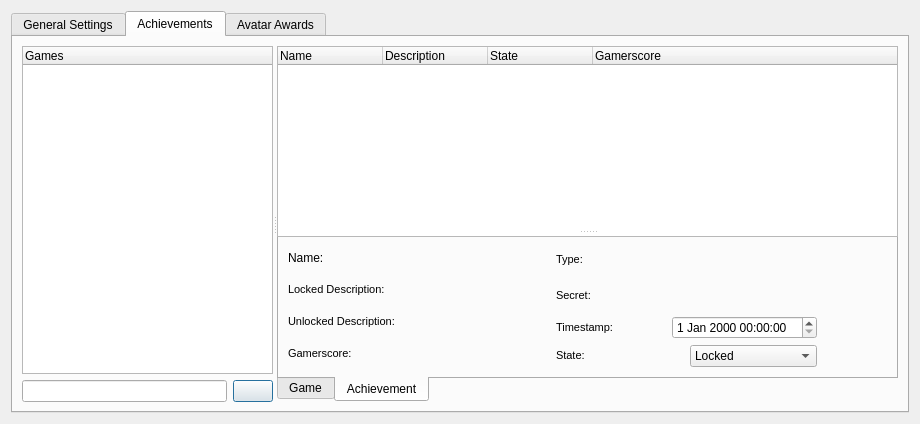
Old version of the form Velocity/profileeditor.ui in the repository hetelek/Velocity.
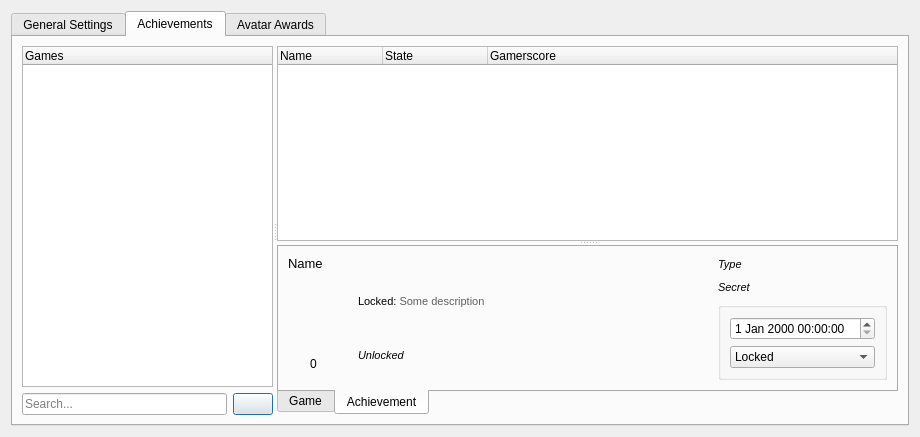
New version of the form. The open tabs and pages were chosen to show the change. Icons and pictures are not drawn.

Diff of the .ui file:
```diff
--- a/Velocity/profileeditor.ui
+++ b/Velocity/profileeditor.ui
@@ -7,7 +7,7 @@
     <x>0</x>
     <y>0</y>
     <width>920</width>
-    <height>424</height>
+    <height>437</height>
    </rect>
   </property>
   <property name="minimumSize">
@@ -24,7 +24,7 @@
     <normaloff>:/Images/Leaner24.png</normaloff>:/Images/Leaner24.png</iconset>
   </property>
   <layout class="QGridLayout" name="gridLayout_9">
-   <item row="0" column="0">
+   <item row="1" column="0">
     <widget class="QTabWidget" name="tabWidget">
      <property name="minimumSize">
       <size>
@@ -698,7 +698,11 @@
            <item>
             <layout class="QHBoxLayout" name="horizontalLayout" stretch="90,0">
              <item>
-              <widget class="QLineEdit" name="txtGameSearch"/>
+              <widget class="QLineEdit" name="txtGameSearch">
+               <property name="placeholderText">
+                <string>Search...</string>
+               </property>
+              </widget>
              </item>
              <item>
               <widget class="QPushButton" name="btnShowAll">
@@ -743,11 +747,6 @@
              <string>Name</string>
             </property>
            </column>
-           <column>
-            <property name="text">
-             <string>Description</string>
-            </property>
-           </column>
            <column>
             <property name="text">
              <string>State</string>
@@ -891,17 +890,94 @@
             </attribute>
             <layout class="QHBoxLayout" name="horizontalLayout_16">
              <item>
-              <layout class="QVBoxLayout" name="verticalLayout_9">
+              <layout class="QVBoxLayout" name="verticalLayout_12" stretch="0,1">
                <item>
                 <widget class="QLabel" name="lblAchName">
                  <property name="text">
-                  <string>Name:</string>
+                  <string>&lt;!DOCTYPE HTML PUBLIC &quot;-//W3C//DTD HTML 4.0//EN&quot; &quot;http://www.w3.org/TR/REC-html40/strict.dtd&quot;&gt;
+&lt;html&gt;&lt;head&gt;&lt;meta name=&quot;qrichtext&quot; content=&quot;1&quot; /&gt;&lt;style type=&quot;text/css&quot;&gt;
+p, li { white-space: pre-wrap; }
+&lt;/style&gt;&lt;/head&gt;&lt;body style=&quot; font-family:'MS Shell Dlg 2'; font-size:8.25pt; font-weight:400; font-style:normal;&quot;&gt;
+&lt;p style=&quot; margin-top:0px; margin-bottom:0px; margin-left:0px; margin-right:0px; -qt-block-indent:0; text-indent:0px;&quot;&gt;&lt;span style=&quot; font-size:10pt;&quot;&gt;Name&lt;/span&gt;&lt;/p&gt;&lt;/body&gt;&lt;/html&gt;</string>
                  </property>
                  <property name="wordWrap">
                   <bool>true</bool>
                  </property>
                 </widget>
                </item>
+               <item>
+                <layout class="QHBoxLayout" name="horizontalLayout_7" stretch="0,1">
+                 <item>
+                  <layout class="QVBoxLayout" name="verticalLayout_8">
+                   <item>
+                    <widget class="QLabel" name="imgAch">
+                     <property name="minimumSize">
+                      <size>
+                       <width>64</width>
+                       <height>64</height>
+                      </size>
+                     </property>
+                     <property name="maximumSize">
+                      <size>
+                       <width>64</width>
+                       <height>64</height>
+                      </size>
+                     </property>
+                     <property name="contextMenuPolicy">
+                      <enum>Qt::CustomContextMenu</enum>
+                     </property>
+                     <property name="frameShape">
+                      <enum>QFrame::NoFrame</enum>
+                     </property>
+                     <property name="text">
+                      <string>&lt;!DOCTYPE HTML PUBLIC &quot;-//W3C//DTD HTML 4.0//EN&quot; &quot;http://www.w3.org/TR/REC-html40/strict.dtd&quot;&gt;
+&lt;html&gt;&lt;head&gt;&lt;meta name=&quot;qrichtext&quot; content=&quot;1&quot; /&gt;&lt;style type=&quot;text/css&quot;&gt;
+p, li { white-space: pre-wrap; }
+&lt;/style&gt;&lt;/head&gt;&lt;body style=&quot; font-family:'MS Shell Dlg 2'; font-size:8.25pt; font-weight:400; font-style:normal;&quot;&gt;
+&lt;p style=&quot;-qt-paragraph-type:empty; margin-top:0px; margin-bottom:0px; margin-left:0px; margin-right:0px; -qt-block-indent:0; text-indent:0px; font-size:8pt;&quot;&gt;&lt;/p&gt;&lt;/body&gt;&lt;/html&gt;</string>
+                     </property>
+                    </widget>
+                   </item>
+                   <item>
+                    <layout class="QHBoxLayout" name="horizontalLayout_6" stretch="0,0">
+                     <item>
+                      <widget class="QLabel" name="label">
+                       <property name="minimumSize">
+                        <size>
+                         <width>16</width>
+                         <height>16</height>
+                        </size>
+                       </property>
+                       <property name="maximumSize">
+                        <size>
+                         <width>16</width>
+                         <height>16</height>
+                        </size>
+                       </property>
+                       <property name="text">
+                        <string/>
+                       </property>
+                       <property name="pixmap">
+                        <pixmap resource="Resources.qrc">:/Images/gamerscore.png</pixmap>
+                       </property>
+                      </widget>
+                     </item>
+                     <item>
+                      <widget class="QLabel" name="lblAchGamescore">
+                       <property name="text">
+                        <string>0</string>
+                       </property>
+                       <property name="wordWrap">
+                        <bool>true</bool>
+                       </property>
+                      </widget>
+                     </item>
+                    </layout>
+                   </item>
+                  </layout>
+                 </item>
+                 <item>
+                  <layout class="QVBoxLayout" name="verticalLayout_9">
                <item>
                 <widget class="QLabel" name="lblAchLockDesc">
                  <property name="text">
@@ -909,7 +985,7 @@
 &lt;html&gt;&lt;head&gt;&lt;meta name=&quot;qrichtext&quot; content=&quot;1&quot; /&gt;&lt;style type=&quot;text/css&quot;&gt;
 p, li { white-space: pre-wrap; }
 &lt;/style&gt;&lt;/head&gt;&lt;body style=&quot; font-family:'MS Shell Dlg 2'; font-size:8.25pt; font-weight:400; font-style:normal;&quot;&gt;
-&lt;p style=&quot; margin-top:0px; margin-bottom:0px; margin-left:0px; margin-right:0px; -qt-block-indent:0; text-indent:0px;&quot;&gt;&lt;span style=&quot; font-size:8pt;&quot;&gt;Locked Description:&lt;/span&gt;&lt;/p&gt;&lt;/body&gt;&lt;/html&gt;</string>
+&lt;p style=&quot; margin-top:0px; margin-bottom:0px; margin-left:0px; margin-right:0px; -qt-block-indent:0; text-indent:0px;&quot;&gt;&lt;span style=&quot; font-size:8pt;&quot;&gt;Locked: &lt;/span&gt;&lt;span style=&quot; font-size:8pt; color:#5f5f5f;&quot;&gt;Some description&lt;/span&gt;&lt;/p&gt;&lt;/body&gt;&lt;/html&gt;</string>
                  </property>
                  <property name="wordWrap">
                   <bool>true</bool>
@@ -923,31 +999,21 @@
 &lt;html&gt;&lt;head&gt;&lt;meta name=&quot;qrichtext&quot; content=&quot;1&quot; /&gt;&lt;style type=&quot;text/css&quot;&gt;
 p, li { white-space: pre-wrap; }
 &lt;/style&gt;&lt;/head&gt;&lt;body style=&quot; font-family:'MS Shell Dlg 2'; font-size:8.25pt; font-weight:400; font-style:normal;&quot;&gt;
-&lt;p style=&quot; margin-top:0px; margin-bottom:0px; margin-left:0px; margin-right:0px; -qt-block-indent:0; text-indent:0px;&quot;&gt;&lt;span style=&quot; font-size:8pt;&quot;&gt;Unlocked Description:&lt;/span&gt;&lt;/p&gt;&lt;/body&gt;&lt;/html&gt;</string>
+&lt;p style=&quot; margin-top:0px; margin-bottom:0px; margin-left:0px; margin-right:0px; -qt-block-indent:0; text-indent:0px;&quot;&gt;&lt;span style=&quot; font-size:8pt; font-style:italic;&quot;&gt;Unlocked &lt;/span&gt;&lt;/p&gt;&lt;/body&gt;&lt;/html&gt;</string>
                  </property>
                  <property name="wordWrap">
                   <bool>true</bool>
                  </property>
                 </widget>
                </item>
-               <item>
-                <widget class="QLabel" name="lblAchGamescore">
-                 <property name="text">
-                  <string>&lt;!DOCTYPE HTML PUBLIC &quot;-//W3C//DTD HTML 4.0//EN&quot; &quot;http://www.w3.org/TR/REC-html40/strict.dtd&quot;&gt;
-&lt;html&gt;&lt;head&gt;&lt;meta name=&quot;qrichtext&quot; content=&quot;1&quot; /&gt;&lt;style type=&quot;text/css&quot;&gt;
-p, li { white-space: pre-wrap; }
-&lt;/style&gt;&lt;/head&gt;&lt;body style=&quot; font-family:'MS Shell Dlg 2'; font-size:8.25pt; font-weight:400; font-style:normal;&quot;&gt;
-&lt;p style=&quot; margin-top:0px; margin-bottom:0px; margin-left:0px; margin-right:0px; -qt-block-indent:0; text-indent:0px;&quot;&gt;&lt;span style=&quot; font-size:8pt;&quot;&gt;Gamerscore:&lt;/span&gt;&lt;/p&gt;&lt;/body&gt;&lt;/html&gt;</string>
-                 </property>
-                 <property name="wordWrap">
-                  <bool>true</bool>
-                 </property>
-                </widget>
+                  </layout>
                </item>
               </layout>
              </item>
+              </layout>
+             </item>
              <item>
-              <layout class="QVBoxLayout" name="verticalLayout_12">
+              <layout class="QVBoxLayout" name="verticalLayout_15" stretch="1,1,2">
                <item>
                 <widget class="QLabel" name="lblAchType">
                  <property name="text">
@@ -955,7 +1021,7 @@
 &lt;html&gt;&lt;head&gt;&lt;meta name=&quot;qrichtext&quot; content=&quot;1&quot; /&gt;&lt;style type=&quot;text/css&quot;&gt;
 p, li { white-space: pre-wrap; }
 &lt;/style&gt;&lt;/head&gt;&lt;body style=&quot; font-family:'MS Shell Dlg 2'; font-size:8.25pt; font-weight:400; font-style:normal;&quot;&gt;
-&lt;p style=&quot; margin-top:0px; margin-bottom:0px; margin-left:0px; margin-right:0px; -qt-block-indent:0; text-indent:0px;&quot;&gt;&lt;span style=&quot; font-size:8pt;&quot;&gt;Type:&lt;/span&gt;&lt;/p&gt;&lt;/body&gt;&lt;/html&gt;</string>
+&lt;p style=&quot; margin-top:0px; margin-bottom:0px; margin-left:0px; margin-right:0px; -qt-block-indent:0; text-indent:0px;&quot;&gt;&lt;span style=&quot; font-size:8pt; font-style:italic;&quot;&gt;Type&lt;/span&gt;&lt;/p&gt;&lt;/body&gt;&lt;/html&gt;</string>
                  </property>
                  <property name="wordWrap">
                   <bool>true</bool>
@@ -969,7 +1035,7 @@
 &lt;html&gt;&lt;head&gt;&lt;meta name=&quot;qrichtext&quot; content=&quot;1&quot; /&gt;&lt;style type=&quot;text/css&quot;&gt;
 p, li { white-space: pre-wrap; }
 &lt;/style&gt;&lt;/head&gt;&lt;body style=&quot; font-family:'MS Shell Dlg 2'; font-size:8.25pt; font-weight:400; font-style:normal;&quot;&gt;
-&lt;p style=&quot; margin-top:0px; margin-bottom:0px; margin-left:0px; margin-right:0px; -qt-block-indent:0; text-indent:0px;&quot;&gt;&lt;span style=&quot; font-size:8pt;&quot;&gt;Secret:&lt;/span&gt;&lt;/p&gt;&lt;/body&gt;&lt;/html&gt;</string>
+&lt;p style=&quot; margin-top:0px; margin-bottom:0px; margin-left:0px; margin-right:0px; -qt-block-indent:0; text-indent:0px;&quot;&gt;&lt;span style=&quot; font-size:8pt; font-style:italic;&quot;&gt;Secret&lt;/span&gt;&lt;/p&gt;&lt;/body&gt;&lt;/html&gt;</string>
                  </property>
                  <property name="wordWrap">
                   <bool>true</bool>
@@ -977,36 +1043,14 @@
                 </widget>
                </item>
                <item>
-                <layout class="QHBoxLayout" name="horizontalLayout_11">
-                 <item>
-                  <widget class="QLabel" name="label_29">
-                   <property name="text">
-                    <string>&lt;!DOCTYPE HTML PUBLIC &quot;-//W3C//DTD HTML 4.0//EN&quot; &quot;http://www.w3.org/TR/REC-html40/strict.dtd&quot;&gt;
-&lt;html&gt;&lt;head&gt;&lt;meta name=&quot;qrichtext&quot; content=&quot;1&quot; /&gt;&lt;style type=&quot;text/css&quot;&gt;
-p, li { white-space: pre-wrap; }
-&lt;/style&gt;&lt;/head&gt;&lt;body style=&quot; font-family:'MS Shell Dlg 2'; font-size:8.25pt; font-weight:400; font-style:normal;&quot;&gt;
-&lt;p style=&quot; margin-top:0px; margin-bottom:0px; margin-left:0px; margin-right:0px; -qt-block-indent:0; text-indent:0px;&quot;&gt;&lt;span style=&quot; font-size:8pt;&quot;&gt;Timestamp:&lt;/span&gt;&lt;/p&gt;&lt;/body&gt;&lt;/html&gt;</string>
-                   </property>
-                  </widget>
-                 </item>
+                <widget class="QGroupBox" name="groupBox">
+                 <property name="title">
+                  <string/>
+                 </property>
+                 <layout class="QVBoxLayout" name="verticalLayout_16">
                  <item>
                   <widget class="QDateTimeEdit" name="dteAchTimestamp"/>
                  </item>
-                </layout>
-               </item>
-               <item>
-                <layout class="QHBoxLayout" name="horizontalLayout_10">
-                 <item>
-                  <widget class="QLabel" name="label_30">
-                   <property name="text">
-                    <string>&lt;!DOCTYPE HTML PUBLIC &quot;-//W3C//DTD HTML 4.0//EN&quot; &quot;http://www.w3.org/TR/REC-html40/strict.dtd&quot;&gt;
-&lt;html&gt;&lt;head&gt;&lt;meta name=&quot;qrichtext&quot; content=&quot;1&quot; /&gt;&lt;style type=&quot;text/css&quot;&gt;
-p, li { white-space: pre-wrap; }
-&lt;/style&gt;&lt;/head&gt;&lt;body style=&quot; font-family:'MS Shell Dlg 2'; font-size:8.25pt; font-weight:400; font-style:normal;&quot;&gt;
-&lt;p style=&quot; margin-top:0px; margin-bottom:0px; margin-left:0px; margin-right:0px; -qt-block-indent:0; text-indent:0px;&quot;&gt;&lt;span style=&quot; font-size:8pt;&quot;&gt;State:&lt;/span&gt;&lt;/p&gt;&lt;/body&gt;&lt;/html&gt;</string>
-                   </property>
-                  </widget>
-                 </item>
                  <item>
                   <widget class="QComboBox" name="cmbxAchState">
                    <item>
@@ -1027,37 +1071,9 @@
                   </widget>
                  </item>
                 </layout>
-               </item>
-              </layout>
-             </item>
-             <item>
-              <widget class="QLabel" name="imgAch">
-               <property name="minimumSize">
-                <size>
-                 <width>64</width>
-                 <height>64</height>
-                </size>
-               </property>
-               <property name="maximumSize">
-                <size>
-                 <width>64</width>
-                 <height>64</height>
-                </size>
-               </property>
-               <property name="contextMenuPolicy">
-                <enum>Qt::CustomContextMenu</enum>
-               </property>
-               <property name="frameShape">
-                <enum>QFrame::NoFrame</enum>
-               </property>
-               <property name="text">
-                <string>&lt;!DOCTYPE HTML PUBLIC &quot;-//W3C//DTD HTML 4.0//EN&quot; &quot;http://www.w3.org/TR/REC-html40/strict.dtd&quot;&gt;
-&lt;html&gt;&lt;head&gt;&lt;meta name=&quot;qrichtext&quot; content=&quot;1&quot; /&gt;&lt;style type=&quot;text/css&quot;&gt;
-p, li { white-space: pre-wrap; }
-&lt;/style&gt;&lt;/head&gt;&lt;body style=&quot; font-family:'MS Shell Dlg 2'; font-size:8.25pt; font-weight:400; font-style:normal;&quot;&gt;
-&lt;p style=&quot;-qt-paragraph-type:empty; margin-top:0px; margin-bottom:0px; margin-left:0px; margin-right:0px; -qt-block-indent:0; text-indent:0px; font-size:8pt;&quot;&gt;&lt;/p&gt;&lt;/body&gt;&lt;/html&gt;</string>
-               </property>
-              </widget>
+                </widget>
+               </item>
+              </layout>
              </item>
             </layout>
            </widget>
@@ -1287,7 +1303,7 @@
             <attribute name="title">
              <string>Award</string>
             </attribute>
-            <layout class="QHBoxLayout" name="horizontalLayout_15">
+            <layout class="QHBoxLayout" name="horizontalLayout_10">
              <item>
               <layout class="QVBoxLayout" name="verticalLayout_10">
                <item>
```
Left out of the diff: 154 changed lines with no effect on the pictures. Lines whose indentation alone changed are shown as unchanged.
